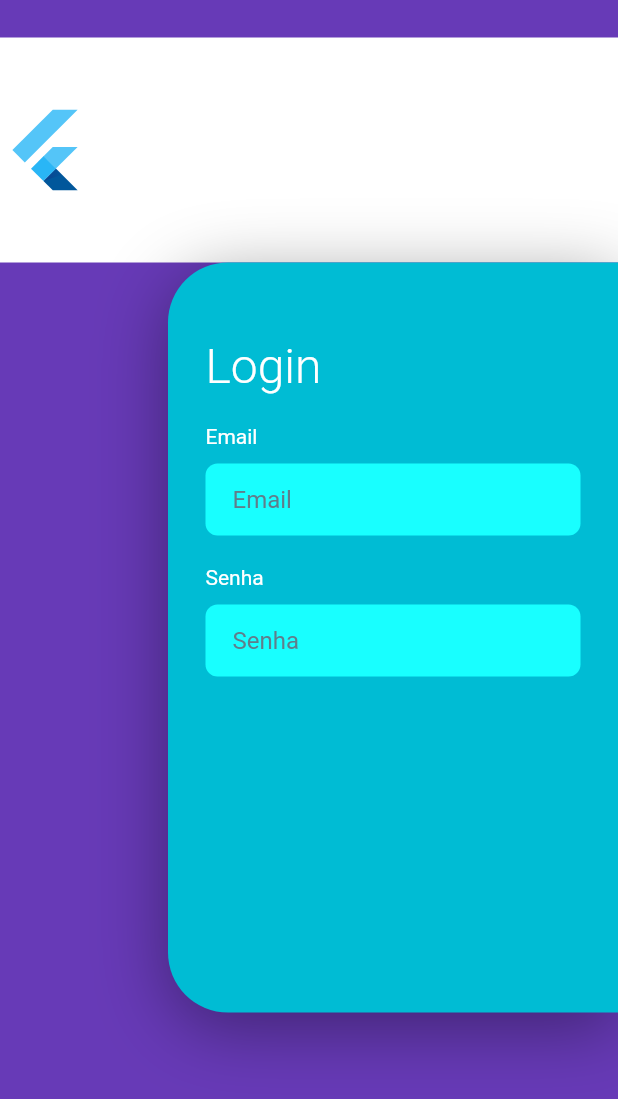
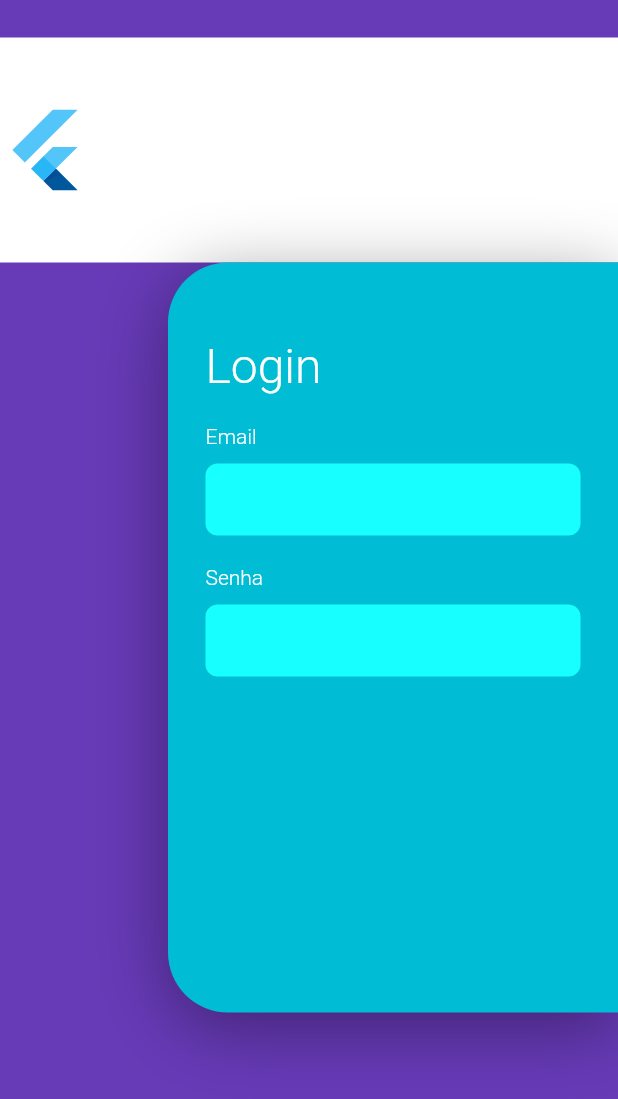
Before and after one commit to GaldinoJr/find_my_dog, a Flutter app: the screen it shows after launch, on a phone screen of 412 x 824 dp. Shown: the top 1099 px of the screen. Run offline on Flutter 3.47's test engine with Material 2 defaults, Android fonts, the phone set to English and light mode, and no system bars.

Commit message:
Melhorias no layout

```diff
--- a/lib/main.dart
+++ b/lib/main.dart
@@ -102,6 +102,7 @@ class _MyHomePageState extends State<MyHomePage> {
                   Strings.of(context).email,
                   style: TextStyle(
                     color: Colors.white,
+                    fontWeight: FontWeight.w300
                   ),
                 )),
           ),
@@ -117,7 +118,6 @@ class _MyHomePageState extends State<MyHomePage> {
                     color: Colors.white
                 ),
                 decoration: InputDecoration(
-                    hintText: Strings.of(context).email,
                     border: InputBorder.none,
                     hintStyle: TextStyle(
                       color: Colors.blueGrey,
@@ -134,6 +134,7 @@ class _MyHomePageState extends State<MyHomePage> {
                   Strings.of(context).password,
                   style: TextStyle(
                     color: Colors.white,
+                      fontWeight: FontWeight.w300
                   ),
                 )),
           ),
@@ -153,7 +154,6 @@ class _MyHomePageState extends State<MyHomePage> {
                     color: Colors.white
                 ),
                 decoration: InputDecoration(
-                    hintText: Strings.of(context).password,
                     border: InputBorder.none,
                     hintStyle: TextStyle(
                       color: Colors.blueGrey,
```
